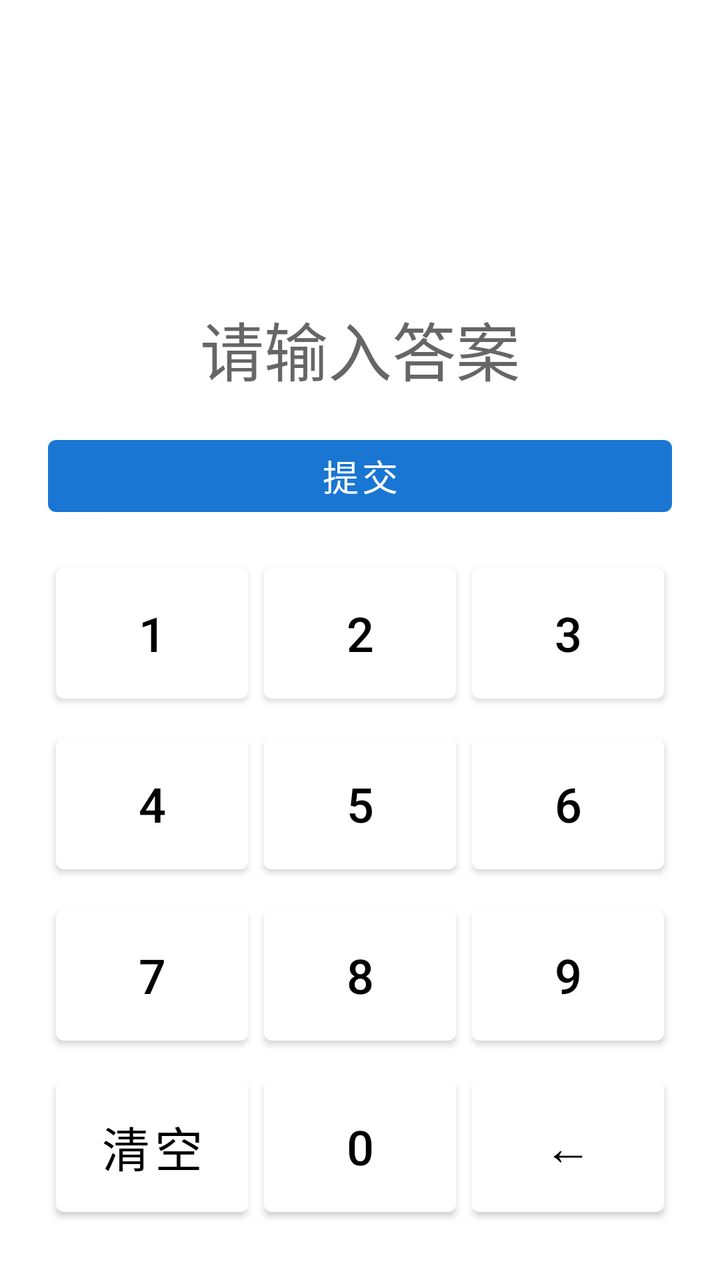
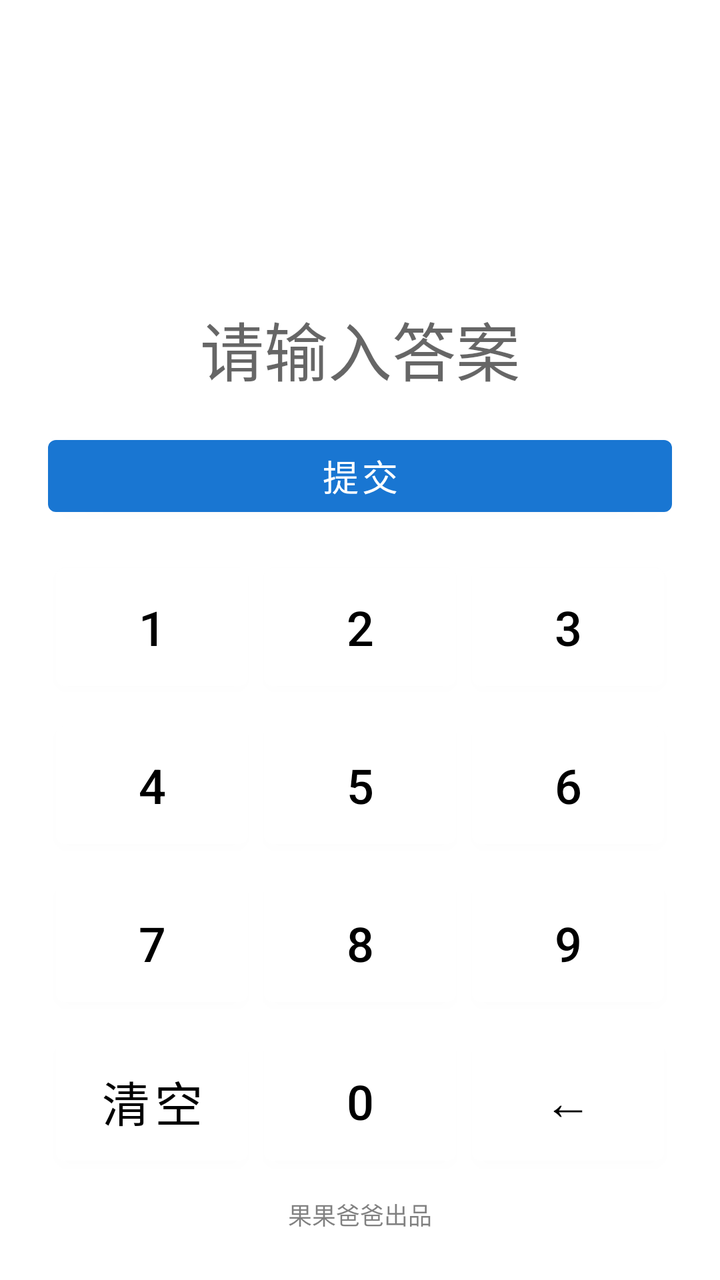

Before-and-after screenshots of an Android layout around one commit, followed by the original layout XML and the change that was made.
<!-- AndroidManifest.xml: application theme Theme.MathPractice -->
<!-- res/layout/activity_practice.xml -->
<?xml version="1.0" encoding="utf-8"?>
<LinearLayout xmlns:android="http://schemas.android.com/apk/res/android"
    android:layout_width="match_parent"
    android:layout_height="match_parent"
    android:orientation="vertical"
    android:padding="24dp">

    <LinearLayout
        android:layout_width="match_parent"
        android:layout_height="wrap_content"
        android:orientation="horizontal">
        <TextView
            android:id="@+id/tvProgress"
            android:layout_width="0dp"
            android:layout_weight="1"
            android:layout_height="wrap_content"
            android:textSize="16sp"/>
        <TextView
            android:id="@+id/tvTimer"
            android:layout_width="wrap_content"
            android:layout_height="wrap_content"
            android:textSize="16sp"
            android:textColor="?attr/colorPrimary"/>
    </LinearLayout>

    <TextView
        android:id="@+id/tvQuestion"
        android:layout_width="match_parent"
        android:layout_height="wrap_content"
        android:textSize="36sp"
        android:textStyle="bold"
        android:gravity="center"
        android:layout_marginTop="32dp"
        android:layout_marginBottom="16dp"/>

    <TextView
        android:id="@+id/tvAnswer"
        android:layout_width="match_parent"
        android:layout_height="wrap_content"
        android:minHeight="64dp"
        android:textSize="32sp"
        android:gravity="center"
        android:hint="请输入答案"
        android:background="?attr/selectableItemBackground"
        android:padding="8dp"/>

    <Button
        android:id="@+id/btnSubmit"
        android:layout_width="match_parent"
        android:layout_height="wrap_content"
        android:text="提交"
        android:textSize="18sp"
        android:layout_marginTop="8dp"/>

    <LinearLayout
        android:id="@+id/layoutResult"
        android:layout_width="match_parent"
        android:layout_height="wrap_content"
        android:orientation="vertical"
        android:visibility="gone">
        <TextView
            android:id="@+id/tvResult"
            android:layout_width="match_parent"
            android:layout_height="wrap_content"
            android:textSize="20sp"
            android:gravity="center"
            android:layout_marginTop="12dp"/>
        <Button
            android:id="@+id/btnNext"
            android:layout_width="match_parent"
            android:layout_height="wrap_content"
            android:text="下一题"
            android:textSize="18sp"
            android:layout_marginTop="12dp"/>
    </LinearLayout>

    <LinearLayout
        android:id="@+id/keypad"
        android:layout_width="match_parent"
        android:layout_height="0dp"
        android:layout_weight="1"
        android:orientation="vertical"
        android:layout_marginTop="12dp">

        <LinearLayout
            android:layout_width="match_parent"
            android:layout_height="0dp"
            android:layout_weight="1"
            android:orientation="horizontal">
            <Button android:id="@+id/btn1" style="@style/KeypadBtn" android:text="1"/>
            <Button android:id="@+id/btn2" style="@style/KeypadBtn" android:text="2"/>
            <Button android:id="@+id/btn3" style="@style/KeypadBtn" android:text="3"/>
        </LinearLayout>
        <LinearLayout
            android:layout_width="match_parent"
            android:layout_height="0dp"
            android:layout_weight="1"
            android:orientation="horizontal">
            <Button android:id="@+id/btn4" style="@style/KeypadBtn" android:text="4"/>
            <Button android:id="@+id/btn5" style="@style/KeypadBtn" android:text="5"/>
            <Button android:id="@+id/btn6" style="@style/KeypadBtn" android:text="6"/>
        </LinearLayout>
        <LinearLayout
            android:layout_width="match_parent"
            android:layout_height="0dp"
            android:layout_weight="1"
            android:orientation="horizontal">
            <Button android:id="@+id/btn7" style="@style/KeypadBtn" android:text="7"/>
            <Button android:id="@+id/btn8" style="@style/KeypadBtn" android:text="8"/>
            <Button android:id="@+id/btn9" style="@style/KeypadBtn" android:text="9"/>
        </LinearLayout>
        <LinearLayout
            android:layout_width="match_parent"
            android:layout_height="0dp"
            android:layout_weight="1"
            android:orientation="horizontal">
            <Button android:id="@+id/btnClear" style="@style/KeypadBtn" android:text="清空"/>
            <Button android:id="@+id/btn0" style="@style/KeypadBtn" android:text="0"/>
            <Button android:id="@+id/btnBack" style="@style/KeypadBtn" android:text="←"/>
        </LinearLayout>
    </LinearLayout>
</LinearLayout>
<!-- resources referenced by this layout -->
<resources>
  <style name="KeypadBtn">
          <item name="android:layout_width">0dp</item>
          <item name="android:layout_height">match_parent</item>
          <item name="android:layout_weight">1</item>
          <item name="android:layout_margin">4dp</item>
          <item name="android:textSize">24sp</item>
          <item name="android:textColor">?attr/colorOnSurface</item>
          <item name="backgroundTint">?attr/colorSurface</item>
      </style>
  <style name="Theme.MathPractice" parent="Theme.MaterialComponents.DayNight.DarkActionBar">
          <item name="colorPrimary">#1976D2</item>
          <item name="colorPrimaryVariant">#0D47A1</item>
          <item name="colorOnPrimary">#FFFFFF</item>
          <item name="colorSecondary">#03DAC6</item>
          <item name="colorOnSecondary">#000000</item>
          <item name="android:statusBarColor">?attr/colorPrimaryVariant</item>
      </style>
</resources>

<!-- the commit's change to res/layout/activity_practice.xml (unified diff, before → after) -->
@@ -119,4 +119,15 @@
             <Button android:id="@+id/btnBack" style="@style/KeypadBtn" android:text="←"/>
         </LinearLayout>
     </LinearLayout>
+
+    <TextView
+        android:layout_width="match_parent"
+        android:layout_height="wrap_content"
+        android:text="@string/signature_text"
+        android:textColor="#000000"
+        android:alpha="0.5"
+        android:textSize="12sp"
+        android:gravity="center"
+        android:layout_marginTop="8dp"/>
+
 </LinearLayout>
<!-- resource entries referenced after the edit -->
@@ -1,5 +1,6 @@
 <!-- resources referenced by this layout -->
 <resources>
+  <string name="signature_text">果果爸爸出品</string>
   <style name="KeypadBtn">
           <item name="android:layout_width">0dp</item>
           <item name="android:layout_height">match_parent</item>
